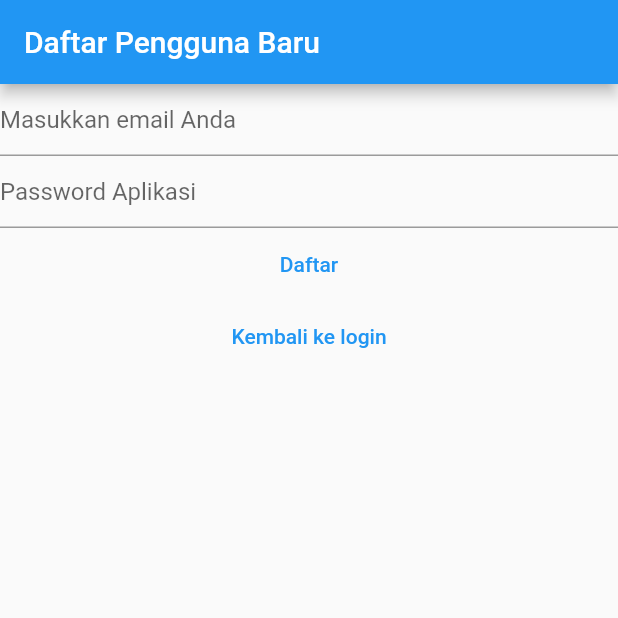
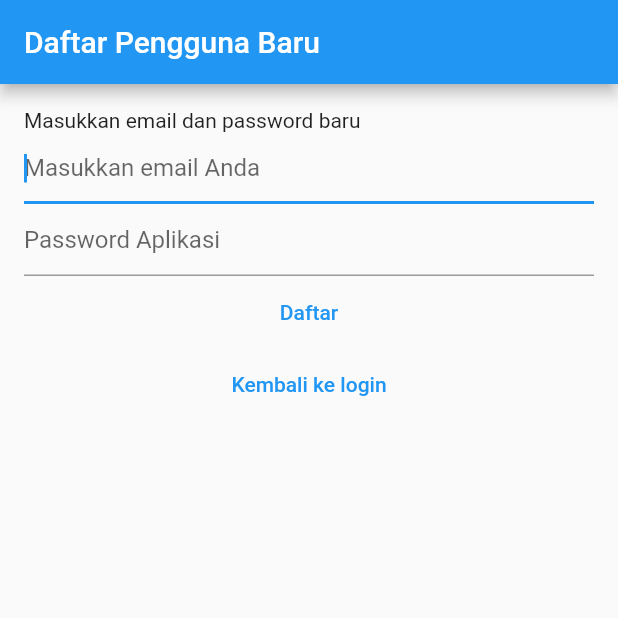
Before and after one commit to gueshindu/belanja-ku, a Flutter app: the screen it shows after launch, after a tap on "Belum punya akun? Daftar gratis", on a phone screen of 412 x 824 dp, the top half of it. Run offline on Flutter 3.47's test engine with Material 2 defaults, Android fonts, the phone set to English and light mode, and no system bars; our stand-ins replace bloc, cloud_firestore, equatable, firebase_auth, firebase_core, flutter_bloc and 1 more; accounts and stored records are empty; network calls fail.

Commit message:
Update finishing 1

```diff
--- a/belanjaku/lib/auth/auth_provider.dart
+++ b/belanjaku/lib/auth/auth_provider.dart
@@ -14,4 +14,7 @@ abstract class AuthProvider {
   });
   Future logOut();
   Future sentEmailVerification();
+  Future passwordReset({
+    required String email,
+  });
 }
--- a/belanjaku/lib/bloc/auth/auth_event.dart
+++ b/belanjaku/lib/bloc/auth/auth_event.dart
@@ -31,3 +31,8 @@ class AuthEventRegister extends AuthEvent {
 class AuthEventShouldRegister extends AuthEvent {
   const AuthEventShouldRegister();
 }
+
+class AuthEventForgotPassword extends AuthEvent {
+  final String? email;
+  const AuthEventForgotPassword({this.email});
+}
--- a/belanjaku/lib/bloc/auth/auth_state.dart
+++ b/belanjaku/lib/bloc/auth/auth_state.dart
@@ -33,15 +33,29 @@ class AuthStateNeedVerification extends AuthState {
 
 class AuthStateRegistering extends AuthState {
   final Exception? exception;
-  const AuthStateRegistering({required this.exception,  required bool isLoading})
+  const AuthStateRegistering({required this.exception, required bool isLoading})
       : super(isLoading: isLoading);
 }
 
 class AuthStateLogout extends AuthState with EquatableMixin {
   final Exception? exception;
-  const AuthStateLogout({required this.exception, required bool isLoading, String? loadingTxt = ''})
+  const AuthStateLogout(
+      {required this.exception,
+      required bool isLoading,
+      String? loadingTxt = ''})
       : super(isLoading: isLoading, loadingTxt: loadingTxt);
 
   @override
   List<Object?> get props => [exception, isLoading];
 }
+
+class AuthStateForgotPassword extends AuthState {
+  final Exception? exception;
+  final bool hasSentEmail;
+
+  const AuthStateForgotPassword(
+      {required this.exception,
+      required this.hasSentEmail,
+      required bool isLoading})
+      : super(isLoading: isLoading);
+}
--- a/belanjaku/lib/helper/loading_screen.dart
+++ b/belanjaku/lib/helper/loading_screen.dart
@@ -90,7 +90,7 @@ class LoadingScreen {
       },
     );
 
-    state.insert(overlay);
+    state?.insert(overlay);
 
     return LoadingScreenController(
       close: () {
--- a/belanjaku/lib/main.dart
+++ b/belanjaku/lib/main.dart
@@ -6,6 +6,7 @@ import 'package:belanjaku/bloc/view_test_bloc.dart';
 import 'package:belanjaku/constant/routes.dart';
 import 'package:belanjaku/helper/loading_screen.dart';
 import 'package:belanjaku/views/halaman_login.dart';
+import 'package:belanjaku/views/halaman_lupa_password.dart';
 import 'package:belanjaku/views/notes/halaman_note.dart';
 import 'package:belanjaku/views/halaman_register.dart';
 import 'package:belanjaku/views/halaman_verifikasi.dart';
@@ -48,42 +49,23 @@ class HalamanUtama extends StatelessWidget {
         }
       },
       builder: (context, state) {
+        writeLog('State: ${state.toString()}');
+
         if (state is AuthStateLogin) {
           return const HalamanNotes();
-        } else if (state is AuthStateVerification) {
+        } else if (state is AuthStateVerification ||
+            state is AuthStateNeedVerification) {
           return const HalamanVerifikasi();
         } else if (state is AuthStateLogout) {
           return const HalamanLogin();
+        } else if (state is AuthStateForgotPassword) {
+          return const HalamanLupaPassword();
         } else if (state is AuthStateRegistering) {
           return const HalamanDaftar();
         } else {
-          return const Scaffold(
-            body: CircularProgressIndicator(),
-          );
+          return const CircularProgressIndicator();
         }
       },
     );
-/*
-    return FutureBuilder(
-      future: AuthService.firebase().initialize(),
-      builder: (context, snapshot) {
-        switch (snapshot.connectionState) {
-          case ConnectionState.done:
-            final user = AuthService.firebase().currentUser;
-            if (user != null) {
-              if (user.isEmailVerified) {
-                writeLog("Logged & verified");
-              } else {
-                return const HalamanVerifikasi();
-              }
-            } else {
-              return const HalamanLogin();
-            }
-            return const HalamanNotes();
-          default:
-            return const CircularProgressIndicator();
-        }
-      },
-    ); */
   }
 }
--- a/belanjaku/lib/services/auth_service.dart
+++ b/belanjaku/lib/services/auth_service.dart
@@ -27,4 +27,8 @@ class AuthService implements AuthProvider {
 
   @override
   Future initialize() => provider.initialize();
+
+  @override
+  Future passwordReset({required String email}) =>
+      provider.passwordReset(email: email);
 }
--- /dev/null
+++ b/belanjaku/lib/utility/dialog/password_reset.dart
@@ -0,0 +1,11 @@
+import 'package:belanjaku/utility/dialog/generic_dialog.dart';
+import 'package:flutter/cupertino.dart';
+
+Future<void> showResetPasswordDialog(BuildContext context) {
+  return showGenericDialog(
+    context: context,
+    title: 'Reset password',
+    content: 'Email sudah dikirim untuk reset password. Cek email Anda',
+    optionBuilder: () => {"OK": null},
+  );
+}
--- a/belanjaku/lib/views/halaman_login.dart
+++ b/belanjaku/lib/views/halaman_login.dart
@@ -43,7 +43,7 @@ class _HalamanLoginState extends State<HalamanLogin> {
         if (state is AuthStateLogout) {
           if (state.exception is UserNotFoundException ||
               state.exception is WrongPasswordException) {
-            await showErrorDialog(context, 'Pengguna tidak berhak masuk');
+            await showErrorDialog(context, 'Email atau password tidak sesuai');
           } else if (state.exception is GenericAuthException) {
             await showErrorDialog(context, 'Terjadi kesalahan pada aplikasi');
           }
@@ -51,12 +51,14 @@ class _HalamanLoginState extends State<HalamanLogin> {
       },
       child: Scaffold(
         appBar: AppBar(title: const Text('Login')),
-        body: Column(
+        body: Padding(
+          padding: const EdgeInsets.all(16.0),
+          child: Column(
             children: [
               const SizedBox(
                 height: 7,
               ),
-            const Text("Login"),
+              const Text("Masuk aplikasi dengan email dan password"),
               const SizedBox(
                 height: 7,
               ),
@@ -72,7 +74,8 @@ class _HalamanLoginState extends State<HalamanLogin> {
                 obscureText: true,
                 enableSuggestions: false,
                 autocorrect: false,
-              decoration: const InputDecoration(hintText: 'Password Aplikasi'),
+                decoration:
+                    const InputDecoration(hintText: 'Password Aplikasi'),
                 controller: passwd,
               ),
               TextButton(
@@ -92,8 +95,16 @@ class _HalamanLoginState extends State<HalamanLogin> {
                 onPressed: () {
                   context.read<AuthBloc>().add(const AuthEventShouldRegister());
                 },
-                child: const Text('Belum punya akun? Daftar gratis'))
+                child: const Text('Belum punya akun? Daftar gratis'),
+              ),
+              TextButton(
+                onPressed: () {
+                  context.read<AuthBloc>().add(const AuthEventForgotPassword());
+                },
+                child: const Text('Lupa password'),
+              ),
             ],
+          ),
         ),
       ),
     );
--- a/belanjaku/lib/views/halaman_register.dart
+++ b/belanjaku/lib/views/halaman_register.dart
@@ -52,12 +52,17 @@ class _HalamanDaftarState extends State<HalamanDaftar> {
         appBar: AppBar(
           title: const Text("Daftar Pengguna Baru"),
         ),
-        body: Column(
+        body: Padding(
+          padding: const EdgeInsets.all(16.0),
+          child: Column(
+            crossAxisAlignment: CrossAxisAlignment.start,
             children: [
+              const Text('Masukkan email dan password baru'),
               TextField(
                 keyboardType: TextInputType.emailAddress,
                 autocorrect: false,
                 enableSuggestions: true,
+                autofocus: true,
                 decoration:
                     const InputDecoration(hintText: 'Masukkan email Anda'),
                 controller: email,
@@ -66,14 +71,20 @@ class _HalamanDaftarState extends State<HalamanDaftar> {
                 obscureText: true,
                 enableSuggestions: false,
                 autocorrect: false,
-              decoration: const InputDecoration(hintText: 'Password Aplikasi'),
+                decoration:
+                    const InputDecoration(hintText: 'Password Aplikasi'),
                 controller: passwd,
               ),
+              Center(
+                child: Column(
+                  children: [
                     TextButton(
                       onPressed: () async {
                         final eml = email.text;
                         final pwd = passwd.text;
-                context.read<AuthBloc>().add(AuthEventRegister(eml, pwd));
+                        context
+                            .read<AuthBloc>()
+                            .add(AuthEventRegister(eml, pwd));
                       },
                       child: const Text("Daftar"),
                     ),
@@ -81,8 +92,13 @@ class _HalamanDaftarState extends State<HalamanDaftar> {
                       onPressed: () {
                         context.read<AuthBloc>().add(const AuthEventLogout());
                       },
-                child: const Text('Kembali ke login')),
+                      child: const Text('Kembali ke login'),
+                    ),
                   ],
+                ),
+              ),
+            ],
+          ),
         ),
       ),
     );
--- a/belanjaku/pubspec.yaml
+++ b/belanjaku/pubspec.yaml
@@ -45,6 +45,7 @@ dependencies:
   bloc: ^8.1.1
   flutter_bloc: ^8.1.2
   equatable: ^2.0.5
+  flutter_launcher_icons: ^0.11.0
 
 dev_dependencies:
   flutter_test:
@@ -57,6 +58,11 @@ dev_dependencies:
   # rules and activating additional ones.
   flutter_lints: ^2.0.0
   test: ^1.21.1
+
+flutter_icons:
+  android: "launcher_icon"
+  ios: true
+  image_path: "assets/icon/icon.png"
 
 # For information on the generic Dart part of this file, see the
 # following page: https://dart.dev/tools/pub/pubspec
```
Also changed, not shown: belanjaku/lib/auth/auth_firebase.dart (+18 -0 lines), belanjaku/lib/bloc/auth/auth_bloc.dart (+31 -1 lines), belanjaku/lib/views/halaman_lupa_password.dart (added, +87 -0 lines), belanjaku/assets/icon/icon.png (added), belanjaku/pubspec.lock, 2 other files. Lines whose indentation alone changed are shown as unchanged.
